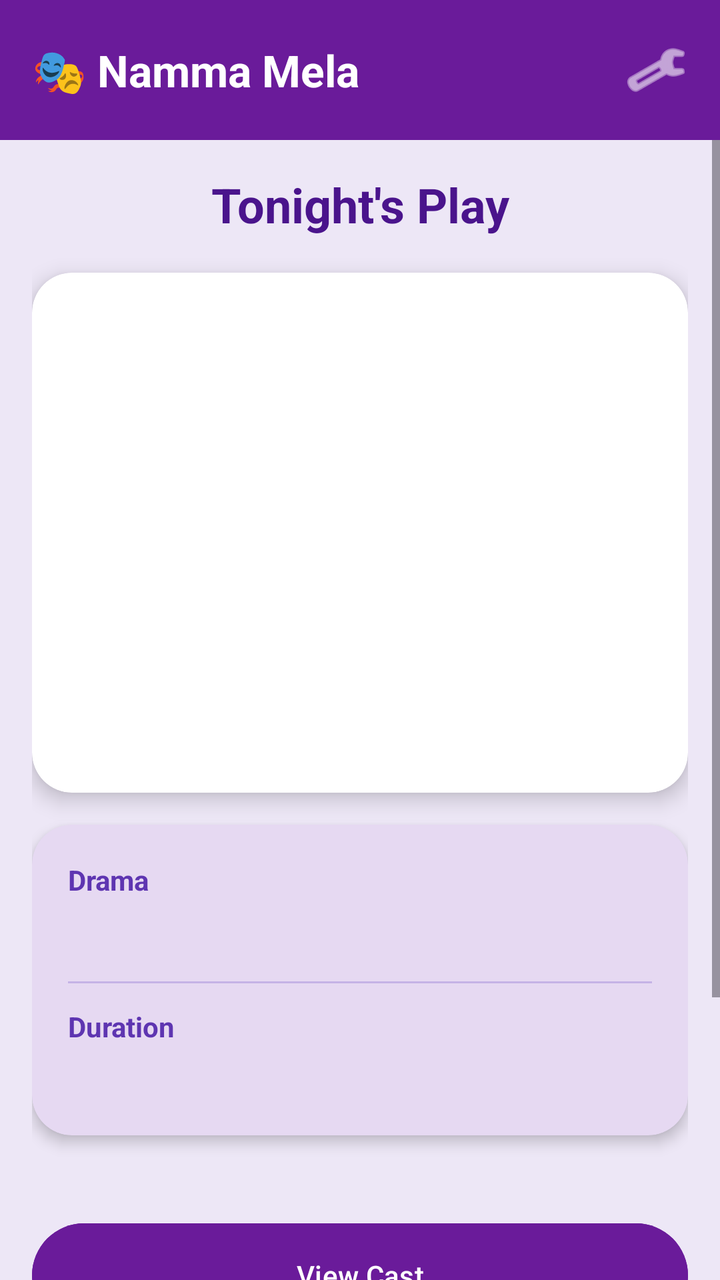
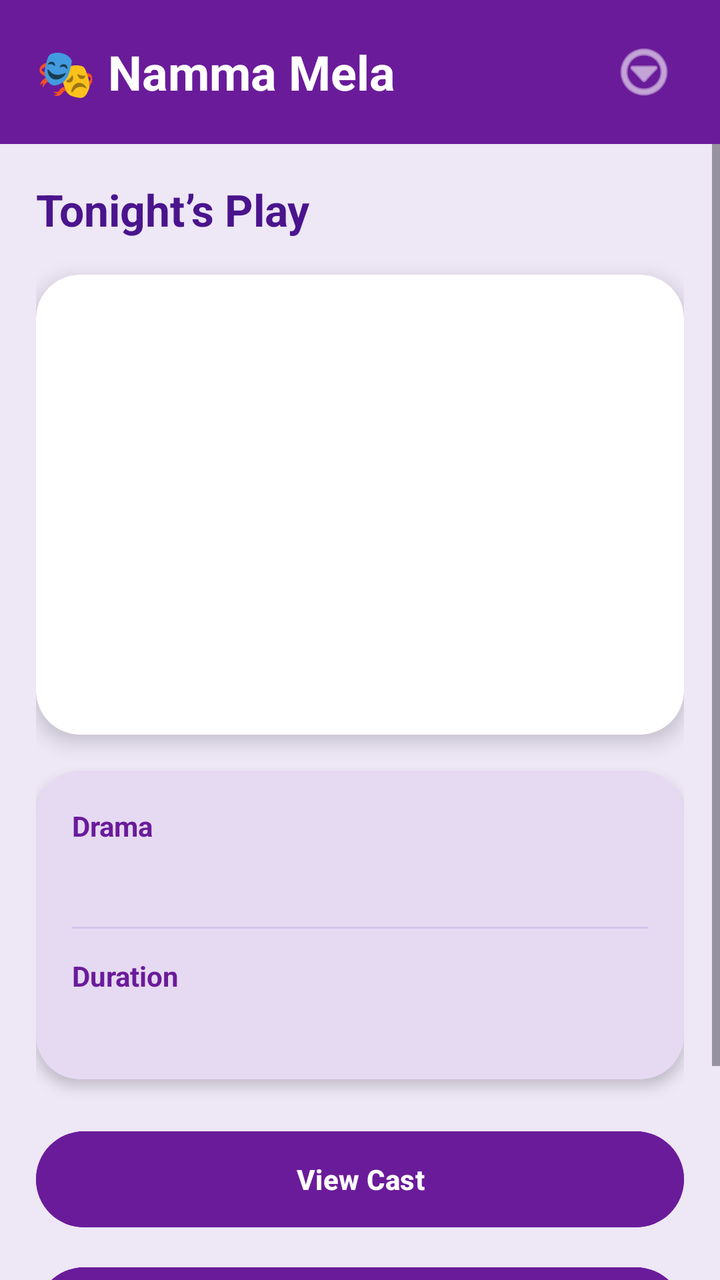

Compare the two renders of this Android layout. The source of the first and the diff that turns it into the second are given below.
<!-- AndroidManifest.xml: application theme Theme.NammaMela -->
<!-- res/layout/activity_main.xml -->
<?xml version="1.0" encoding="utf-8"?>
<LinearLayout xmlns:android="http://schemas.android.com/apk/res/android"
    xmlns:app="http://schemas.android.com/apk/res-auto"
    android:layout_width="match_parent"
    android:layout_height="match_parent"
    android:orientation="vertical"
    android:background="#EDE7F6">

    
    <LinearLayout
        android:layout_width="match_parent"
        android:layout_height="70dp"
        android:background="#6A1B9A"
        android:gravity="center_vertical"
        android:paddingStart="16dp"
        android:paddingEnd="16dp">

        
        <TextView
            android:layout_width="0dp"
            android:layout_height="wrap_content"
            android:layout_weight="1"
            android:text="🎭 Namma Mela"
            android:textColor="@android:color/white"
            android:textSize="22sp"
            android:textStyle="bold"/>

        
        <ImageView
            android:id="@+id/managerIcon"
            android:layout_width="32dp"
            android:layout_height="32dp"
            android:src="@android:drawable/ic_menu_manage"
            android:tint="@android:color/white"/>
    </LinearLayout>

    
    <ScrollView
        android:layout_width="match_parent"
        android:layout_height="match_parent">

        <LinearLayout
            android:layout_width="match_parent"
            android:layout_height="wrap_content"
            android:orientation="vertical"
            android:padding="16dp">

            
            <TextView
                android:layout_width="match_parent"
                android:layout_height="wrap_content"
                android:text="Tonight's Play"
                android:textSize="24sp"
                android:textStyle="bold"
                android:textAlignment="center"
                android:textColor="#4A148C"
                android:layout_marginBottom="18dp"/>

            
            <androidx.cardview.widget.CardView
                android:layout_width="match_parent"
                android:layout_height="260dp"
                app:cardCornerRadius="20dp"
                app:cardElevation="6dp">

                <ImageView
                    android:id="@+id/playImage"
                    android:layout_width="match_parent"
                    android:layout_height="match_parent"
                    android:scaleType="centerCrop"/>
            </androidx.cardview.widget.CardView>

            
            <androidx.cardview.widget.CardView
                android:layout_width="match_parent"
                android:layout_height="wrap_content"
                android:layout_marginTop="16dp"
                app:cardCornerRadius="20dp"
                app:cardElevation="4dp"
                android:backgroundTint="#E6D9F2">

                <LinearLayout
                    android:layout_width="match_parent"
                    android:layout_height="wrap_content"
                    android:orientation="vertical"
                    android:padding="18dp">

                    <TextView
                        android:layout_width="wrap_content"
                        android:layout_height="wrap_content"
                        android:text="Drama"
                        android:textSize="14sp"
                        android:textColor="#5E35B1"
                        android:textStyle="bold"/>

                    <TextView
                        android:id="@+id/playTitle"
                        android:layout_width="wrap_content"
                        android:layout_height="wrap_content"
                        android:textSize="22sp"
                        android:textStyle="bold"
                        android:textColor="#311B92"
                        android:layout_marginBottom="12dp"/>

                    <View
                        android:layout_width="match_parent"
                        android:layout_height="1dp"
                        android:background="#C5B3E6"
                        android:layout_marginBottom="12dp"/>

                    <TextView
                        android:layout_width="wrap_content"
                        android:layout_height="wrap_content"
                        android:text="Duration"
                        android:textSize="14sp"
                        android:textColor="#5E35B1"
                        android:textStyle="bold"/>

                    <TextView
                        android:id="@+id/playDuration"
                        android:layout_width="wrap_content"
                        android:layout_height="wrap_content"
                        android:textSize="20sp"
                        android:textStyle="bold"
                        android:textColor="#311B92"/>
                </LinearLayout>
            </androidx.cardview.widget.CardView>

            
            <com.google.android.material.button.MaterialButton
                android:id="@+id/viewCastBtn"
                android:layout_width="match_parent"
                android:layout_height="60dp"
                android:text="View Cast"
                android:textColor="@android:color/white"
                android:layout_marginTop="40dp"
                android:backgroundTint="#6A1B9A"
                app:cornerRadius="30dp"/>

            <com.google.android.material.button.MaterialButton
                android:id="@+id/bookSeatBtn"
                android:layout_width="match_parent"
                android:layout_height="60dp"
                android:text="Book Seat"
                android:textColor="@android:color/white"
                android:layout_marginTop="12dp"
                android:backgroundTint="#6A1B9A"
                app:cornerRadius="30dp"/>

            <com.google.android.material.button.MaterialButton
                android:id="@+id/fanWallBtn"
                android:layout_width="match_parent"
                android:layout_height="60dp"
                android:text="Fan Wall"
                android:textColor="@android:color/white"
                android:layout_marginTop="12dp"
                android:backgroundTint="#6A1B9A"
                app:cornerRadius="30dp"/>

        </LinearLayout>
    </ScrollView>

</LinearLayout>
<!-- resources referenced by this layout -->
<resources>
  <style name="Theme.NammaMela" parent="Base.Theme.NammaMela" />
  <style name="Base.Theme.NammaMela" parent="Theme.Material3.DayNight.NoActionBar">
          
          
      </style>
</resources>

<!-- the commit's change to res/layout/activity_main.xml (unified diff, before → after) -->
@@ -9,32 +9,34 @@
     
     <LinearLayout
         android:layout_width="match_parent"
-        android:layout_height="70dp"
+        android:layout_height="72dp"
         android:background="#6A1B9A"
         android:gravity="center_vertical"
-        android:paddingStart="16dp"
-        android:paddingEnd="16dp">
+        android:orientation="horizontal"
+        android:paddingStart="18dp"
+        android:paddingEnd="18dp">
 
-        
         <TextView
             android:layout_width="0dp"
             android:layout_height="wrap_content"
             android:layout_weight="1"
             android:text="🎭 Namma Mela"
             android:textColor="@android:color/white"
-            android:textSize="22sp"
-            android:textStyle="bold"/>
+            android:textSize="24sp"
+            android:textStyle="bold" />
 
-        
         <ImageView
-            android:id="@+id/managerIcon"
-            android:layout_width="32dp"
-            android:layout_height="32dp"
-            android:src="@android:drawable/ic_menu_manage"
-            android:tint="@android:color/white"/>
+            android:id="@+id/profileIcon"
+            android:layout_width="40dp"
+            android:layout_height="40dp"
+            android:src="@android:drawable/ic_menu_more"
+            android:tint="@android:color/white"
+            android:padding="4dp"
+            android:clickable="true"
+            android:focusable="true"/>
+
     </LinearLayout>
 
-    
     <ScrollView
         android:layout_width="match_parent"
         android:layout_height="match_parent">
@@ -43,41 +45,38 @@
             android:layout_width="match_parent"
             android:layout_height="wrap_content"
             android:orientation="vertical"
-            android:padding="16dp">
+            android:padding="18dp">
 
-            
             <TextView
-                android:layout_width="match_parent"
+                android:layout_width="wrap_content"
                 android:layout_height="wrap_content"
-                android:text="Tonight's Play"
-                android:textSize="24sp"
+                android:text="Tonight’s Play"
+                android:textSize="22sp"
                 android:textStyle="bold"
-                android:textAlignment="center"
                 android:textColor="#4A148C"
-                android:layout_marginBottom="18dp"/>
+                android:layout_marginBottom="18dp" />
 
-            
             <androidx.cardview.widget.CardView
                 android:layout_width="match_parent"
-                android:layout_height="260dp"
-                app:cardCornerRadius="20dp"
+                android:layout_height="230dp"
+                app:cardCornerRadius="22dp"
                 app:cardElevation="6dp">
 
                 <ImageView
                     android:id="@+id/playImage"
                     android:layout_width="match_parent"
                     android:layout_height="match_parent"
-                    android:scaleType="centerCrop"/>
+                    android:scaleType="centerCrop" />
+
             </androidx.cardview.widget.CardView>
 
-            
             <androidx.cardview.widget.CardView
                 android:layout_width="match_parent"
                 android:layout_height="wrap_content"
-                android:layout_marginTop="16dp"
-                app:cardCornerRadius="20dp"
-                app:cardElevation="4dp"
-                android:backgroundTint="#E6D9F2">
+                android:layout_marginTop="18dp"
+                android:backgroundTint="#E6D9F2"
+                app:cardCornerRadius="22dp"
+                app:cardElevation="4dp">
 
                 <LinearLayout
                     android:layout_width="match_parent"
@@ -90,74 +89,79 @@
                         android:layout_height="wrap_content"
                         android:text="Drama"
                         android:textSize="14sp"
-                        android:textColor="#5E35B1"
-                        android:textStyle="bold"/>
+                        android:textColor="#6A1B9A"
+                        android:textStyle="bold" />
 
                     <TextView
                         android:id="@+id/playTitle"
                         android:layout_width="wrap_content"
                         android:layout_height="wrap_content"
-                        android:textSize="22sp"
+                        android:textSize="20sp"
                         android:textStyle="bold"
                         android:textColor="#311B92"
-                        android:layout_marginBottom="12dp"/>
+                        android:layout_marginBottom="14dp" />
 
                     <View
                         android:layout_width="match_parent"
                         android:layout_height="1dp"
-                        android:background="#C5B3E6"
-                        android:layout_marginBottom="12dp"/>
+                        android:background="#D1C4E9"
+                        android:layout_marginBottom="14dp" />
 
                     <TextView
                         android:layout_width="wrap_content"
                         android:layout_height="wrap_content"
                         android:text="Duration"
                         android:textSize="14sp"
-                        android:textColor="#5E35B1"
-                        android:textStyle="bold"/>
+                        android:textColor="#6A1B9A"
+                        android:textStyle="bold" />
 
                     <TextView
                         android:id="@+id/playDuration"
                         android:layout_width="wrap_content"
                         android:layout_height="wrap_content"
-                        android:textSize="20sp"
+                        android:textSize="18sp"
                         android:textStyle="bold"
-                        android:textColor="#311B92"/>
+                        android:textColor="#311B92" />
+
                 </LinearLayout>
+
             </androidx.cardview.widget.CardView>
 
-            
             <com.google.android.material.button.MaterialButton
                 android:id="@+id/viewCastBtn"
                 android:layout_width="match_parent"
-                android:layout_height="60dp"
+                android:layout_height="56dp"
                 android:text="View Cast"
                 android:textColor="@android:color/white"
-                android:layout_marginTop="40dp"
+                android:textStyle="bold"
+                android:layout_marginTop="22dp"
                 android:backgroundTint="#6A1B9A"
-                app:cornerRadius="30dp"/>
+                app:cornerRadius="28dp" />
 
             <com.google.android.material.button.MaterialButton
                 android:id="@+id/bookSeatBtn"
                 android:layout_width="match_parent"
-                android:layout_height="60dp"
+                android:layout_height="56dp"
                 android:text="Book Seat"
                 android:textColor="@android:color/white"
+                android:textStyle="bold"
                 android:layout_marginTop="12dp"
                 android:backgroundTint="#6A1B9A"
-                app:cornerRadius="30dp"/>
+                app:cornerRadius="28dp" />
 
             <com.google.android.material.button.MaterialButton
                 android:id="@+id/fanWallBtn"
                 android:layout_width="match_parent"
-                android:layout_height="60dp"
+                android:layout_height="56dp"
                 android:text="Fan Wall"
                 android:textColor="@android:color/white"
+                android:textStyle="bold"
                 android:layout_marginTop="12dp"
                 android:backgroundTint="#6A1B9A"
-                app:cornerRadius="30dp"/>
+                app:cornerRadius="28dp" />
 
         </LinearLayout>
+
     </ScrollView>
 
 </LinearLayout>
